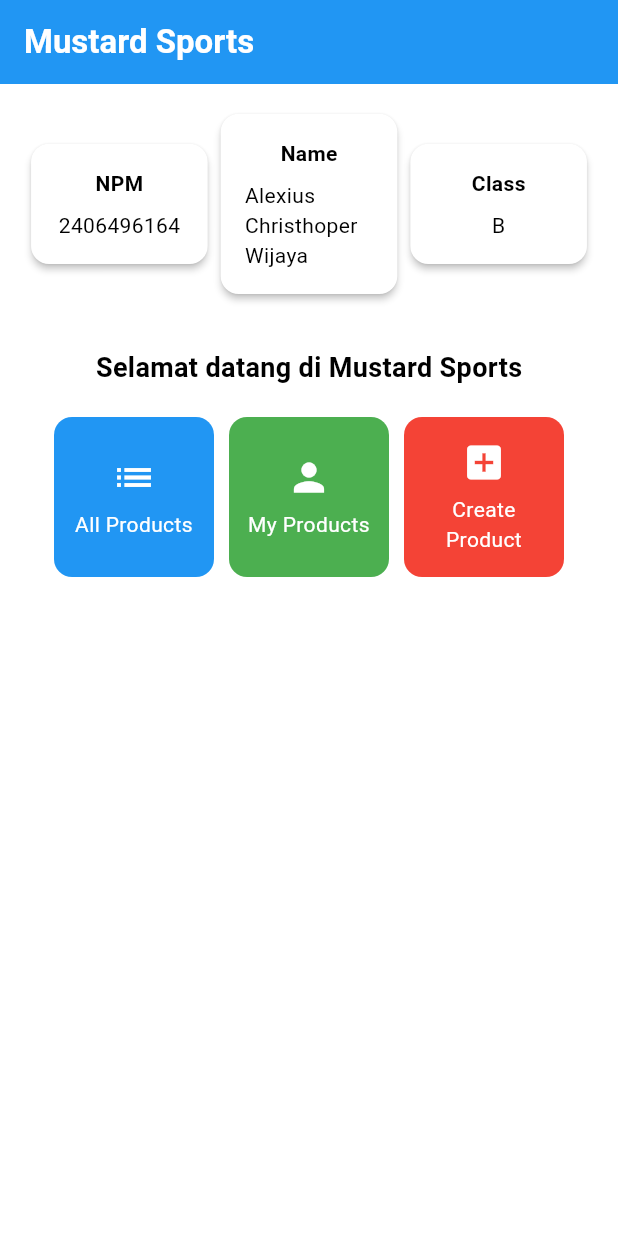
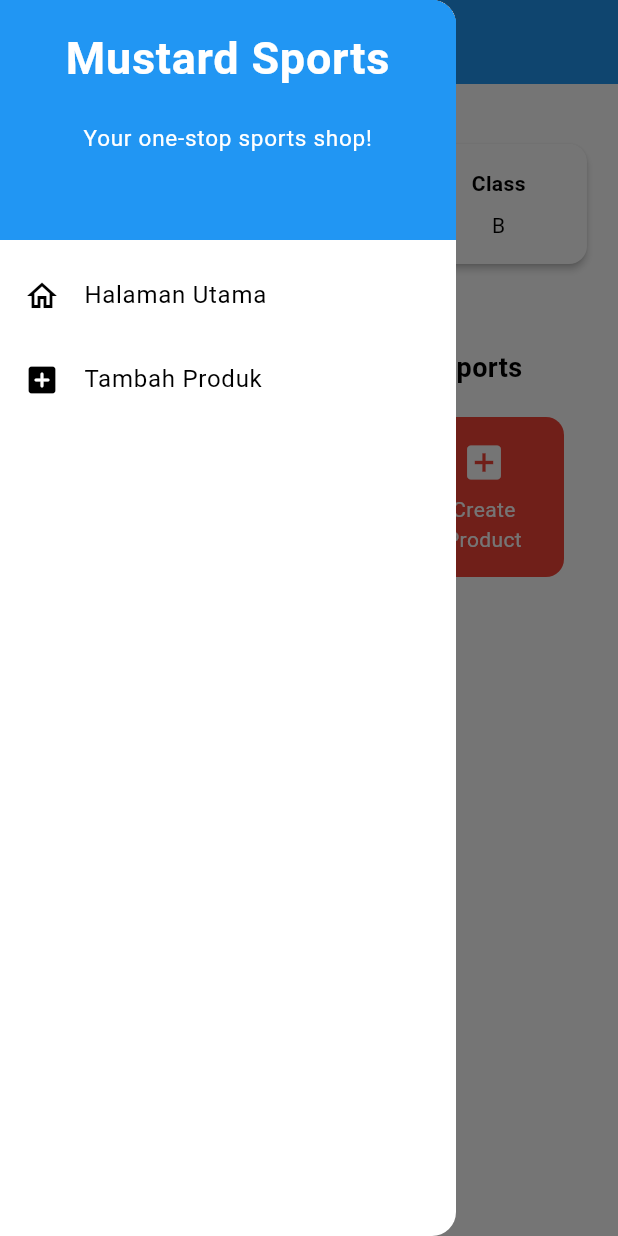
Before and after one commit to AlexiusC2/mustard-sports-mobile, a Flutter app: the screen it shows after launch, with the side drawer open (before the commit the screen has no drawer), on a phone screen of 412 x 824 dp. Run offline on Flutter 3.47's test engine with Material 3 defaults, Android fonts, the phone set to English and light mode, and no system bars.

Commit message:
Tugas 8 done

```diff
--- a/lib/main.dart
+++ b/lib/main.dart
@@ -1,5 +1,5 @@
 import 'package:flutter/material.dart';
-import 'package:mustard_sports/menu.dart';
+import 'package:mustard_sports/screens/menu.dart';
 
 void main() {
   runApp(const MyApp());
--- a/lib/menu.dart
+++ b/lib/screens/menu.dart
@@ -1,4 +1,6 @@
 import 'package:flutter/material.dart';
+import 'package:mustard_sports/widgets/product_card.dart';
+import 'package:mustard_sports/widgets/left_drawer.dart';
 
 class MyHomePage extends StatelessWidget {
   MyHomePage({super.key, required ColorScheme colorScheme});
@@ -32,6 +34,8 @@ class MyHomePage extends StatelessWidget {
             .colorScheme
             .primary,
       ),
+      // Tambahkan drawer di sini
+      drawer: const LeftDrawer(),
       // Body halaman dengan padding di sekelilingnya.
       body: Padding(
         padding: const EdgeInsets.all(16.0),
@@ -82,6 +86,7 @@ class MyHomePage extends StatelessWidget {
 
                     // Menampilkan ItemCard untuk setiap item dalam list items.
                     children: items.map((ItemHomepage item) {
+                      // Gunakan ItemCard dari file yang diimpor
                       return ItemCard(item);
                     }).toList(),
                   ),
@@ -127,65 +132,3 @@ class InfoCard extends StatelessWidget {
     );
   }
 }
-
-class ItemHomepage {
-  final String name;
-  final IconData icon;
-  final Color color;
-
-  ItemHomepage(this.name, this.icon, this.color);
-}
-
-class ItemCard extends StatelessWidget {
-  // Menampilkan kartu dengan ikon dan nama.
-
-  final ItemHomepage item;
-
-  const ItemCard(this.item, {super.key});
-
-  @override
-  Widget build(BuildContext context) {
-    return Material(
-      // Menggunakan warna spesifik dari item.
-      color: item.color,
-      // Membuat sudut kartu melengkung.
-      borderRadius: BorderRadius.circular(12),
-
-      child: InkWell(
-        // Aksi ketika kartu ditekan.
-        onTap: () {
-          // Menampilkan pesan SnackBar saat kartu ditekan.
-          ScaffoldMessenger.of(context)
-            ..hideCurrentSnackBar()
-            ..showSnackBar(
-                SnackBar(content: Text("Kamu telah menekan tombol ${item.name}"))
-            );
-        },
-        // Container untuk menyimpan Icon dan Text
-        child: Container(
-          padding: const EdgeInsets.all(8),
-          child: Center(
-            child: Column(
-              // Menyusun ikon dan teks di tengah kartu.
-              mainAxisAlignment: MainAxisAlignment.center,
-              children: [
-                Icon(
-                  item.icon,
-                  color: Colors.white,
-                  size: 30.0,
-                ),
-                const Padding(padding: EdgeInsets.all(3)),
-                Text(
-                  item.name,
-                  textAlign: TextAlign.center,
-                  style: const TextStyle(color: Colors.white),
-                ),
-              ],
-            ),
-          ),
-        ),
-      ),
-    );
-  }
-
-}
--- /dev/null
+++ b/lib/widgets/left_drawer.dart
@@ -0,0 +1,75 @@
+import 'package:flutter/material.dart';
+import 'package:mustard_sports/screens/menu.dart';
+import 'package:mustard_sports/screens/productform.dart';
+
+class LeftDrawer extends StatelessWidget {
+  const LeftDrawer({super.key});
+
+  @override
+  Widget build(BuildContext context) {
+    return Drawer(
+      child: ListView(
+        children: [
+          const DrawerHeader(
+            decoration: BoxDecoration(
+              color: Colors.blue, // Sesuaikan dengan tema
+            ),
+            child: Column(
+              children: [
+                Text(
+                  'Mustard Sports',
+                  textAlign: TextAlign.center,
+                  style: TextStyle(
+                    fontSize: 30,
+                    fontWeight: FontWeight.bold,
+                    color: Colors.white,
+                  ),
+                ),
+                Padding(padding: EdgeInsets.all(10)),
+                Text(
+                  "Your one-stop sports shop!",
+                  textAlign: TextAlign.center,
+                  style: TextStyle(
+                    fontSize: 15,
+                    color: Colors.white,
+                    fontWeight: FontWeight.normal,
+                  ),
+                ),
+              ],
+            ),
+          ),
+          // Opsi Halaman Utama
+          ListTile(
+            leading: const Icon(Icons.home_outlined),
+            title: const Text('Halaman Utama'),
+            onTap: () {
+              // Navigasi ke Halaman Utama
+              Navigator.pushReplacement(
+                context,
+                MaterialPageRoute(
+                  builder: (context) => MyHomePage(
+                    colorScheme: Theme.of(context).colorScheme,
+                  ),
+                ),
+              );
+            },
+          ),
+          // Opsi Tambah Produk
+          ListTile(
+            leading: const Icon(Icons.add_box_rounded),
+            title: const Text('Tambah Produk'),
+            onTap: () {
+              // Navigasi ke Halaman Form
+              Navigator.push(
+                context,
+                MaterialPageRoute(
+                  builder: (context) => const ProductFormPage(),
+                ),
+              );
+            },
+          ),
+        ],
+      ),
+    );
+  }
+}
--- /dev/null
+++ b/lib/widgets/product_card.dart
@@ -0,0 +1,74 @@
+import 'package:flutter/material.dart';
+import 'package:mustard_sports/screens/productform.dart';
+
+// Model untuk item
+class ItemHomepage {
+  final String name;
+  final IconData icon;
+  final Color color;
+
+  ItemHomepage(this.name, this.icon, this.color);
+}
+
+// Widget untuk kartu
+class ItemCard extends StatelessWidget {
+  // Menampilkan kartu dengan ikon dan nama.
+
+  final ItemHomepage item;
+
+  const ItemCard(this.item, {super.key});
+
+  @override
+  Widget build(BuildContext context) {
+    return Material(
+      // Menggunakan warna spesifik dari item.
+      color: item.color,
+      // Membuat sudut kartu melengkung.
+      borderRadius: BorderRadius.circular(12),
+
+      child: InkWell(
+        // Aksi ketika kartu ditekan.
+        onTap: () {
+          // Menampilkan pesan SnackBar saat kartu ditekan.
+          ScaffoldMessenger.of(context)
+            ..hideCurrentSnackBar()
+            ..showSnackBar(
+                SnackBar(content: Text("Kamu telah menekan tombol ${item.name}")));
+
+          // Navigasi ke halaman form jika tombol "Create Product" ditekan
+          if (item.name == "Create Product") {
+            Navigator.push(
+              context,
+              MaterialPageRoute(
+                builder: (context) => const ProductFormPage(),
+              ),
+            );
+          }
+        },
+        // Container untuk menyimpan Icon dan Text
+        child: Container(
+          padding: const EdgeInsets.all(8),
+          child: Center(
+            child: Column(
+              // Menyusun ikon dan teks di tengah kartu.
+              mainAxisAlignment: MainAxisAlignment.center,
+              children: [
+                Icon(
+                  item.icon,
+                  color: Colors.white,
+                  size: 30.0,
+                ),
+                const Padding(padding: EdgeInsets.all(3)),
+                Text(
+                  item.name,
+                  textAlign: TextAlign.center,
+                  style: const TextStyle(color: Colors.white),
+                ),
+              ],
+            ),
+          ),
+        ),
+      ),
+    );
+  }
+}
```
Also changed, not shown: lib/screens/productform.dart (added, +259 -0 lines), 1 other file.
